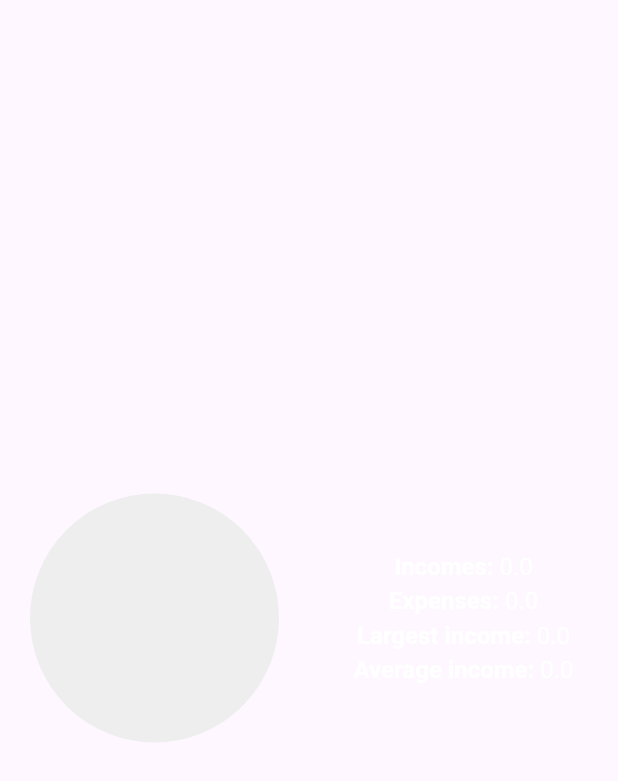
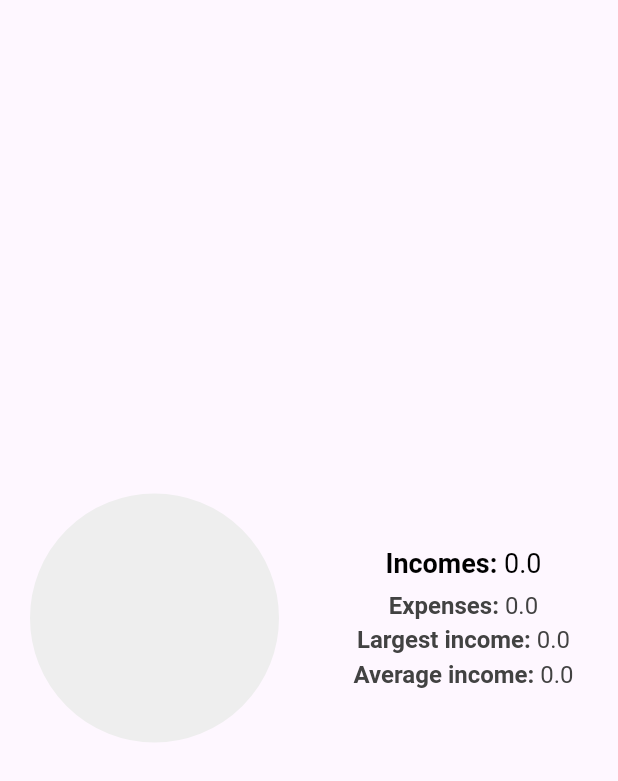
Before and after one commit to mitryp/anthill, a Flutter app: the GeneralStatsDiagram widget shown alone on an empty page, opened directly with empty values, on a phone screen of 412 x 824 dp. Shown: the top 781 px of the screen. Run offline on Flutter 3.47's test engine with Material 3 defaults, Android fonts, the phone set to English and light mode, and no system bars; our stand-ins replace community_charts_flutter, dio, flutter_riverpod, form_validator, freezed_annotation, go_router and 2 more; missing offline and left inert: flutter_nestjs_paginate, universal_html; generated files the repository leaves out were written again; network calls fail.

Commit message:
Updated appearance

```diff
--- a/anthill_front/lib/src/modules/transactions/presentation/general_stats_diagram.dart
+++ b/anthill_front/lib/src/modules/transactions/presentation/general_stats_diagram.dart
@@ -39,12 +39,19 @@ class GeneralStatsDiagram extends StatelessWidget {
       children: [
         charts.PieChart(series, animate: _animate),
         DefaultTextStyle(
-          style: const TextStyle(fontSize: 16),
+          style: TextStyle(fontSize: 16, color: Colors.grey[800]),
           child: Column(
             mainAxisAlignment: MainAxisAlignment.spaceAround,
             mainAxisSize: MainAxisSize.min,
             children: [
-              _StatsLabel(name: 'Incomes', value: '${_statsDto.incomesSum.roundWithPrecision()}'),
+              DefaultTextStyle(
+                style: const TextStyle(fontSize: 18, color: Colors.black),
+                child: _StatsLabel(
+                  name: 'Incomes',
+                  value: '${_statsDto.incomesSum.roundWithPrecision()}',
+                ),
+              ),
+              const SizedBox(),
               _StatsLabel(name: 'Expenses', value: '${_statsDto.expensesSum.roundWithPrecision()}'),
               _StatsLabel(
                 name: 'Largest income',
```
Also changed, not shown: anthill_front/lib/src/modules/transactions/presentation/pages/transactions_page.dart (+7 -7 lines), anthill_front/lib/src/modules/transactions/presentation/pages/transactions_stats_page.dart (+10 -3 lines).
